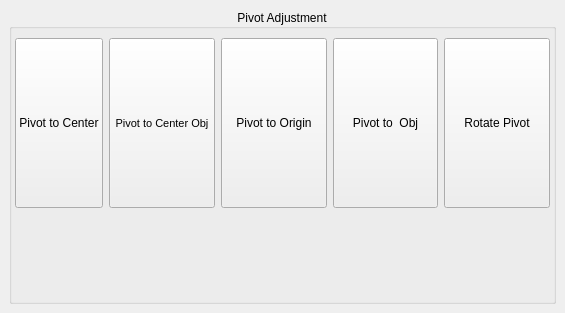
Qt form src/developer/main/pivottools/widget/ui/pivotUI.ui (code-google-com/mayatools) before a commit.
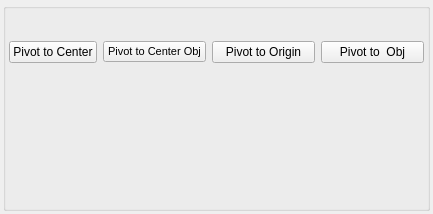
The same form after that commit. Icons and pictures are not drawn.

Diff of the .ui file:
```diff
--- a/src/developer/main/pivottools/widget/ui/pivotUI.ui
+++ b/src/developer/main/pivottools/widget/ui/pivotUI.ui
@@ -6,8 +6,8 @@
    <rect>
     <x>0</x>
     <y>0</y>
-    <width>565</width>
-    <height>313</height>
+    <width>433</width>
+    <height>214</height>
    </rect>
   </property>
   <property name="windowTitle">
@@ -15,19 +15,16 @@
   </property>
   <widget class="QWidget" name="centralwidget">
    <layout class="QVBoxLayout" name="verticalLayout_2">
+    <property name="margin">
+     <number>3</number>
+    </property>
     <item>
      <widget class="QGroupBox" name="groupBox">
       <property name="title">
-       <string>Pivot Adjustment</string>
-      </property>
-      <property name="alignment">
-       <set>Qt::AlignCenter</set>
+       <string/>
       </property>
       <layout class="QVBoxLayout" name="verticalLayout">
-       <property name="leftMargin">
-        <number>3</number>
-       </property>
-       <property name="rightMargin">
+       <property name="margin">
         <number>3</number>
        </property>
        <item>
@@ -35,7 +32,7 @@
          <item>
           <widget class="QPushButton" name="btnPivottoCenterElement">
            <property name="sizePolicy">
-            <sizepolicy hsizetype="Fixed" vsizetype="Preferred">
+            <sizepolicy hsizetype="Fixed" vsizetype="Maximum">
              <horstretch>0</horstretch>
              <verstretch>0</verstretch>
             </sizepolicy>
@@ -57,7 +54,7 @@
          <item>
           <widget class="QPushButton" name="btnCenterPivot">
            <property name="sizePolicy">
-            <sizepolicy hsizetype="Minimum" vsizetype="Preferred">
+            <sizepolicy hsizetype="Minimum" vsizetype="Maximum">
              <horstretch>0</horstretch>
              <verstretch>0</verstretch>
             </sizepolicy>
@@ -78,7 +75,7 @@
          <item>
           <widget class="QPushButton" name="btnPivottoOrigin">
            <property name="sizePolicy">
-            <sizepolicy hsizetype="Minimum" vsizetype="Preferred">
+            <sizepolicy hsizetype="Minimum" vsizetype="Maximum">
              <horstretch>0</horstretch>
              <verstretch>0</verstretch>
             </sizepolicy>
@@ -100,7 +97,7 @@
          <item>
           <widget class="QPushButton" name="btnPivottoanotherObj">
            <property name="sizePolicy">
-            <sizepolicy hsizetype="Preferred" vsizetype="Preferred">
+            <sizepolicy hsizetype="Preferred" vsizetype="Fixed">
              <horstretch>0</horstretch>
              <verstretch>0</verstretch>
             </sizepolicy>
@@ -119,19 +116,6 @@
            </property>
           </widget>
          </item>
-         <item>
-          <widget class="QPushButton" name="pushButton">
-           <property name="sizePolicy">
-            <sizepolicy hsizetype="Minimum" vsizetype="Preferred">
-             <horstretch>0</horstretch>
-             <verstretch>0</verstretch>
-            </sizepolicy>
-           </property>
-           <property name="text">
-            <string>Rotate Pivot</string>
-           </property>
-          </widget>
-         </item>
         </layout>
        </item>
        <item>
```
Left out of the diff: 394 changed lines with no effect on the pictures.
